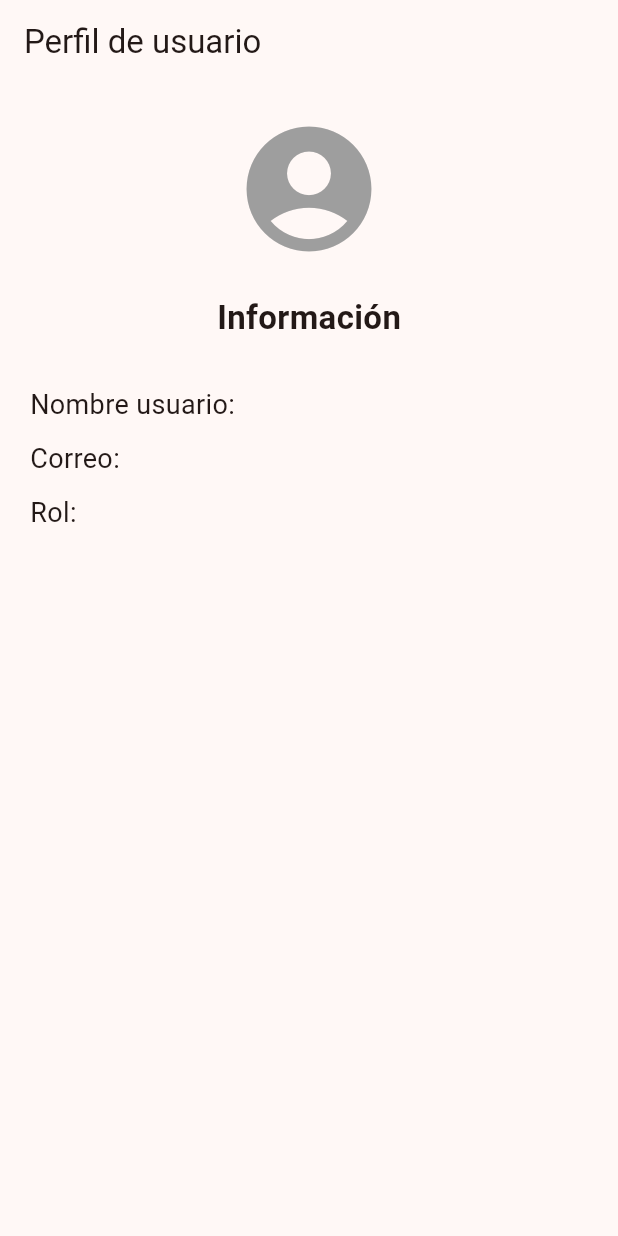
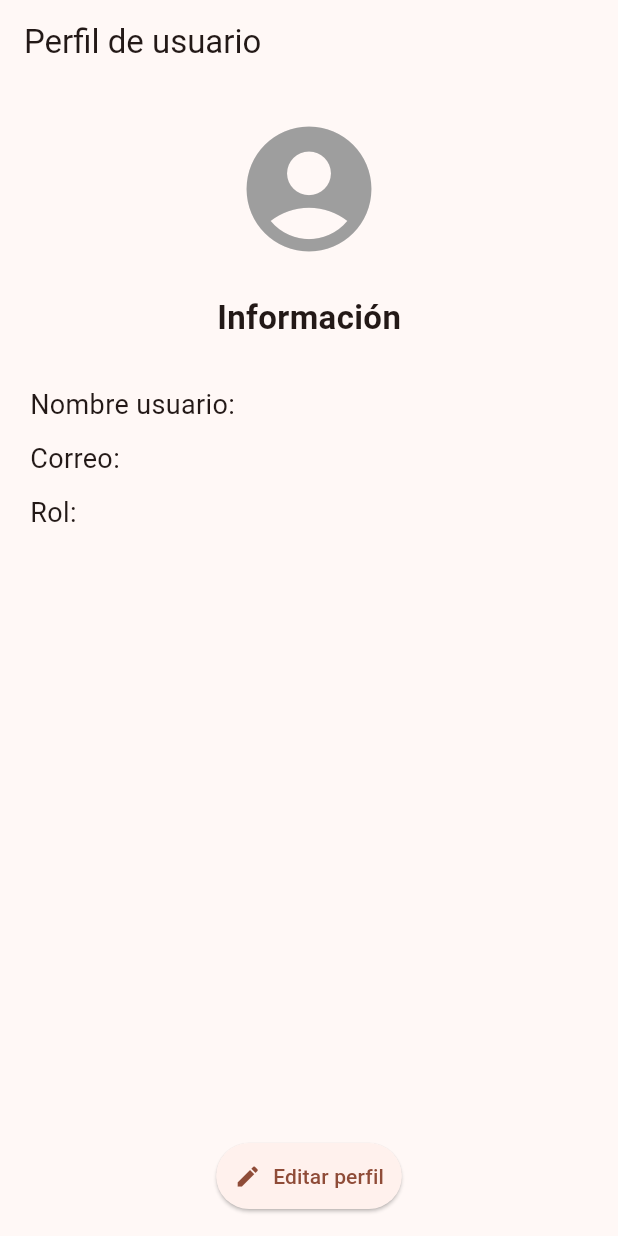
Before and after one commit to AquilezE/cocteles-app, a Flutter app: the ProfileScreen screen opened directly, on a phone screen of 412 x 824 dp. Run offline on Flutter 3.47's test engine with Material 3 defaults, Android fonts, the phone set to English and light mode, and no system bars; our stand-ins replace connectivity_plus, flutter_dotenv, flutter_native_splash, get, get_storage, iconsax and 3 more; missing offline and left inert: dart:ffi, media_kit, media_kit_video; accounts and stored records are empty.

Commit message:
Se agrega para editar el perfil, falta ponerlo bonito y otros detalles

```diff
--- a/lib/features/createUser/screens/userProfile_page.dart
+++ b/lib/features/createUser/screens/userProfile_page.dart
@@ -2,6 +2,7 @@ import 'package:flutter/material.dart';
 import 'package:get/get.dart';
 import 'dart:io';
 import 'package:cocteles_app/features/perzonalization/controllers/user_controller.dart';
+import 'package:cocteles_app/features/createUser/screens/editProfile_page.dart';
 
 class ProfileScreen extends StatelessWidget {
   const ProfileScreen({super.key});
@@ -18,9 +19,24 @@ class ProfileScreen extends StatelessWidget {
           return const Center(child: CircularProgressIndicator());
         }
 
-        return Platform.isWindows || Platform.isMacOS || Platform.isLinux
-            ? buildDesktopLayout(user)
-            : buildMobileLayout(user);
+        return Column(
+          children: [
+            Expanded(
+              child: Platform.isWindows || Platform.isMacOS || Platform.isLinux
+                  ? buildDesktopLayout(user)
+                  : buildMobileLayout(user),
+            ),
+            ElevatedButton.icon(
+              onPressed: () {
+                Get.to(() => EditProfileScreen(user: user));
+              },
+              icon: const Icon(Icons.edit),
+              label: const Text("Editar perfil"),
+              style: ElevatedButton.styleFrom(padding: const EdgeInsets.all(12)),
+            ),
+            const SizedBox(height: 16),
+          ],
+        );
       }),
     );
   }
--- a/lib/models/user_model.dart
+++ b/lib/models/user_model.dart
@@ -28,7 +28,6 @@ class UserModel {
     password: '',
   );
 
-  //Aqui no se como putas le puedas meter lo de la contraseña
   Map<String,dynamic> toJson(){
     return {
       'id': id,
--- /dev/null
+++ b/package.json
@@ -0,0 +1,6 @@
+{
+  "dependencies": {
+    "random-words": "^2.0.1",
+    "socket.io": "^4.8.1"
+  }
+}
```
Also changed, not shown: lib/data/repositories/user/user_repository.dart (+16 -0 lines), lib/features/createUser/controllers/createUser_controller.dart (+22 -1 lines), lib/features/createUser/screens/editProfile_page.dart (added, +54 -0 lines), package-lock.json (added), 1 other file.
